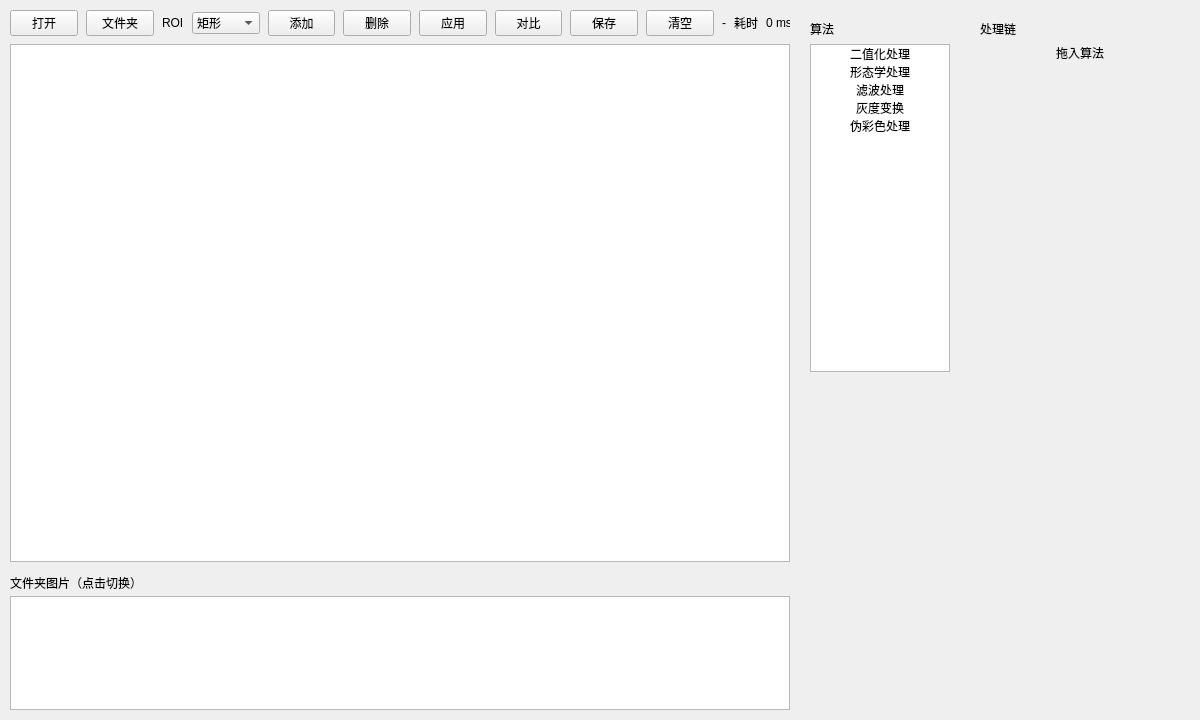
The window that widget.ui (sdasffe/opencv) describes before a commit, drawn with Qt 5.
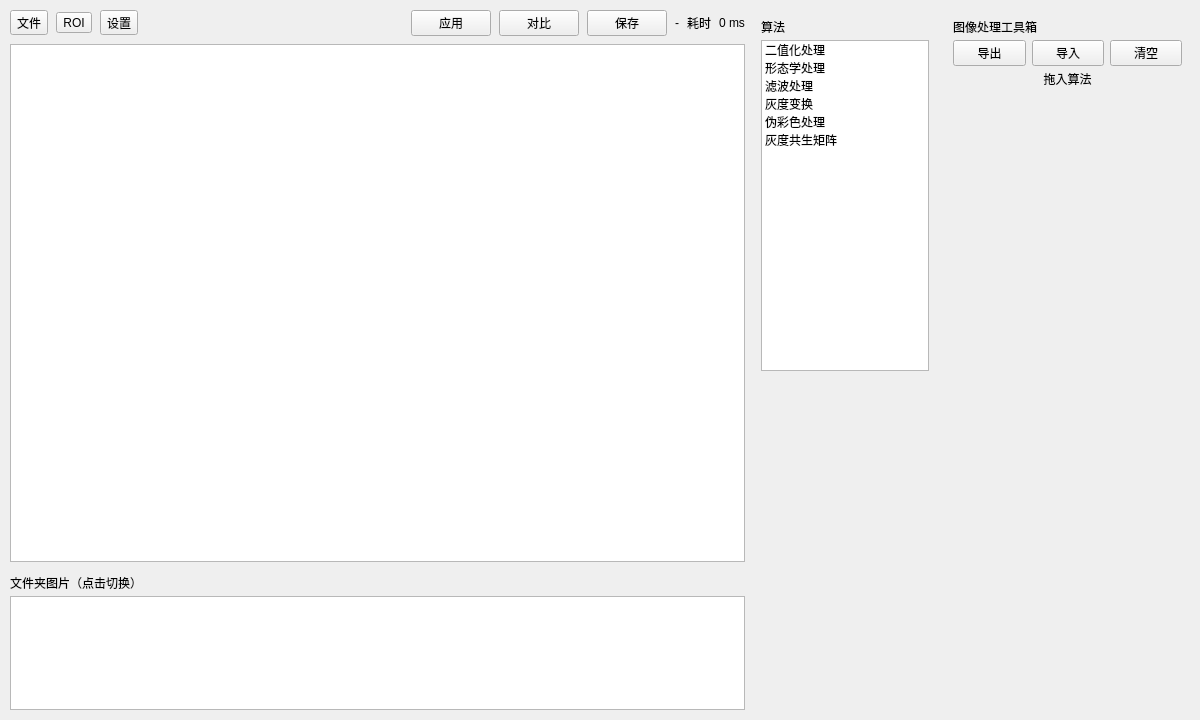
The same window after the commit. Custom widgets are drawn as their Qt base class.

Patch:
```diff
--- a/widget.ui
+++ b/widget.ui
@@ -12,8 +12,8 @@
   </property>
   <property name="minimumSize">
    <size>
-    <width>960</width>
-    <height>560</height>
+    <width>800</width>
+    <height>520</height>
    </size>
   </property>
   <property name="windowTitle">
@@ -21,7 +21,7 @@
   </property>
   <layout class="QHBoxLayout" name="horizontalLayout" stretch="12,3,4">
    <property name="spacing">
-    <number>10</number>
+    <number>8</number>
    </property>
    <property name="leftMargin">
     <number>10</number>
@@ -59,7 +59,7 @@
          <number>8</number>
         </property>
         <item>
-         <widget class="QPushButton" name="pushButton">
+         <widget class="QToolButton" name="btnMenuFile">
           <property name="cursor">
            <cursorShape>PointingHandCursor</cursorShape>
           </property>
@@ -67,64 +67,37 @@
            <string>打开图片</string>
           </property>
           <property name="text">
-           <string>打开</string>
+           <string>文件</string>
           </property>
+          <property name="popupMode">
+           <enum>QToolButton::InstantPopup</enum>
+          </property>
+          <property name="toolButtonStyle">
+           <enum>Qt::ToolButtonTextOnly</enum>
+          </property>
          </widget>
         </item>
         <item>
-         <widget class="QPushButton" name="pushButton_2">
+         <widget class="QToolButton" name="btnMenuRoi">
           <property name="cursor">
            <cursorShape>PointingHandCursor</cursorShape>
           </property>
           <property name="toolTip">
            <string>打开文件夹</string>
           </property>
-          <property name="text">
-           <string>文件夹</string>
-          </property>
-         </widget>
-        </item>
-        <item>
-         <widget class="QLabel" name="label">
           <property name="text">
            <string>ROI</string>
           </property>
-         </widget>
-        </item>
-        <item>
-         <widget class="QComboBox" name="comboBox">
-          <property name="cursor">
-           <cursorShape>PointingHandCursor</cursorShape>
+          <property name="popupMode">
+           <enum>QToolButton::InstantPopup</enum>
           </property>
-          <item>
-           <property name="text">
-            <string>矩形</string>
-           </property>
-          </item>
-          <item>
-           <property name="text">
-            <string>圆形</string>
-           </property>
-          </item>
-          <item>
-           <property name="text">
-            <string>旋转矩形</string>
-           </property>
-          </item>
-         </widget>
-        </item>
-        <item>
-         <widget class="QPushButton" name="pushButton_3">
-          <property name="cursor">
-           <cursorShape>PointingHandCursor</cursorShape>
+          <property name="toolButtonStyle">
+           <enum>Qt::ToolButtonTextOnly</enum>
           </property>
-          <property name="text">
-           <string>添加</string>
-          </property>
          </widget>
         </item>
         <item>
-         <widget class="QPushButton" name="deltete">
+         <widget class="QToolButton" name="btnMenuSettings">
           <property name="cursor">
            <cursorShape>PointingHandCursor</cursorShape>
           </property>
@@ -132,7 +105,13 @@
            <string>删除选中 ROI</string>
           </property>
           <property name="text">
-           <string>删除</string>
+           <string>设置</string>
+          </property>
+          <property name="popupMode">
+           <enum>QToolButton::InstantPopup</enum>
+          </property>
+          <property name="toolButtonStyle">
+           <enum>Qt::ToolButtonTextOnly</enum>
           </property>
          </widget>
         </item>
@@ -188,19 +167,6 @@
           </property>
          </widget>
         </item>
-        <item>
-         <widget class="QPushButton" name="btnClearChain">
-          <property name="cursor">
-           <cursorShape>PointingHandCursor</cursorShape>
-          </property>
-          <property name="toolTip">
-           <string>清空处理链</string>
-          </property>
-          <property name="text">
-           <string>清空</string>
-          </property>
-         </widget>
-        </item>
         <item>
          <widget class="QLabel" name="labelInfo">
           <property name="toolTip">
@@ -311,25 +277,25 @@
     <widget class="QWidget" name="widget_2" native="true">
      <property name="minimumSize">
       <size>
-       <width>160</width>
+       <width>100</width>
        <height>0</height>
       </size>
      </property>
      <layout class="QVBoxLayout" name="verticalLayout_3">
       <property name="spacing">
-       <number>6</number>
+       <number>4</number>
       </property>
       <property name="leftMargin">
-       <number>10</number>
+       <number>8</number>
       </property>
       <property name="topMargin">
-       <number>10</number>
+       <number>8</number>
       </property>
       <property name="rightMargin">
-       <number>10</number>
+       <number>8</number>
       </property>
       <property name="bottomMargin">
-       <number>10</number>
+       <number>8</number>
       </property>
       <item>
        <widget class="QLabel" name="algoTitleLabel">
@@ -343,7 +309,7 @@
         <property name="minimumSize">
          <size>
           <width>0</width>
-          <height>250</height>
+          <height>120</height>
          </size>
         </property>
         <item>
@@ -351,7 +317,7 @@
           <string>二值化处理</string>
          </property>
          <property name="textAlignment">
-          <set>AlignCenter</set>
+          <set>AlignLeft|AlignVCenter</set>
          </property>
         </item>
         <item>
@@ -359,7 +325,7 @@
           <string>形态学处理</string>
          </property>
          <property name="textAlignment">
-          <set>AlignCenter</set>
+          <set>AlignLeft|AlignVCenter</set>
          </property>
         </item>
         <item>
@@ -367,7 +333,7 @@
           <string>滤波处理</string>
          </property>
          <property name="textAlignment">
-          <set>AlignCenter</set>
+          <set>AlignLeft|AlignVCenter</set>
          </property>
         </item>
         <item>
@@ -375,7 +341,7 @@
           <string>灰度变换</string>
          </property>
          <property name="textAlignment">
-          <set>AlignCenter</set>
+          <set>AlignLeft|AlignVCenter</set>
          </property>
         </item>
         <item>
@@ -383,7 +349,15 @@
           <string>伪彩色处理</string>
          </property>
          <property name="textAlignment">
-          <set>AlignCenter</set>
+          <set>AlignLeft|AlignVCenter</set>
+         </property>
+        </item>
+        <item>
+         <property name="text">
+          <string>灰度共生矩阵</string>
+         </property>
+         <property name="textAlignment">
+          <set>AlignLeft|AlignVCenter</set>
          </property>
         </item>
        </widget>
@@ -408,33 +382,79 @@
     <widget class="QWidget" name="widget_3" native="true">
      <property name="minimumSize">
       <size>
-       <width>220</width>
+       <width>160</width>
        <height>0</height>
       </size>
      </property>
-     <layout class="QVBoxLayout" name="blockPanelOuterLayout" stretch="0,0,1">
+     <layout class="QVBoxLayout" name="blockPanelOuterLayout" stretch="0,0,0,1">
       <property name="spacing">
-       <number>6</number>
+       <number>4</number>
       </property>
       <property name="leftMargin">
-       <number>10</number>
+       <number>8</number>
       </property>
       <property name="topMargin">
-       <number>10</number>
+       <number>8</number>
       </property>
       <property name="rightMargin">
-       <number>10</number>
+       <number>8</number>
       </property>
       <property name="bottomMargin">
-       <number>10</number>
+       <number>8</number>
       </property>
       <item>
        <widget class="QLabel" name="chainTitleLabel">
         <property name="text">
-         <string>处理链</string>
+         <string>图像处理工具箱</string>
         </property>
        </widget>
       </item>
+      <item>
+       <layout class="QHBoxLayout" name="chainIoLayout">
+        <property name="spacing">
+         <number>6</number>
+        </property>
+        <item>
+         <widget class="QPushButton" name="btnExportChain">
+          <property name="cursor">
+           <cursorShape>PointingHandCursor</cursorShape>
+          </property>
+          <property name="toolTip">
+           <string>导出当前处理链为 JSON</string>
+          </property>
+          <property name="text">
+           <string>导出</string>
+          </property>
+         </widget>
+        </item>
+        <item>
+         <widget class="QPushButton" name="btnImportChain">
+          <property name="cursor">
+           <cursorShape>PointingHandCursor</cursorShape>
+          </property>
+          <property name="toolTip">
+           <string>从 JSON 导入处理链</string>
+          </property>
+          <property name="text">
+           <string>导入</string>
+          </property>
+         </widget>
+        </item>
+        <item>
+         <widget class="QPushButton" name="btnClearChain">
+          <property name="cursor">
+           <cursorShape>PointingHandCursor</cursorShape>
+          </property>
+          <property name="toolTip">
+           <string>清空图像处理工具箱</string>
+          </property>
+          <property name="text">
+           <string>清空</string>
+          </property>
+         </widget>
+        </item>
+       </layout>
+      </item>
       <item>
        <widget class="QLabel" name="chainHintLabel">
         <property name="text">
```
Left out of the diff: 6 changed lines with no effect on the pictures.
